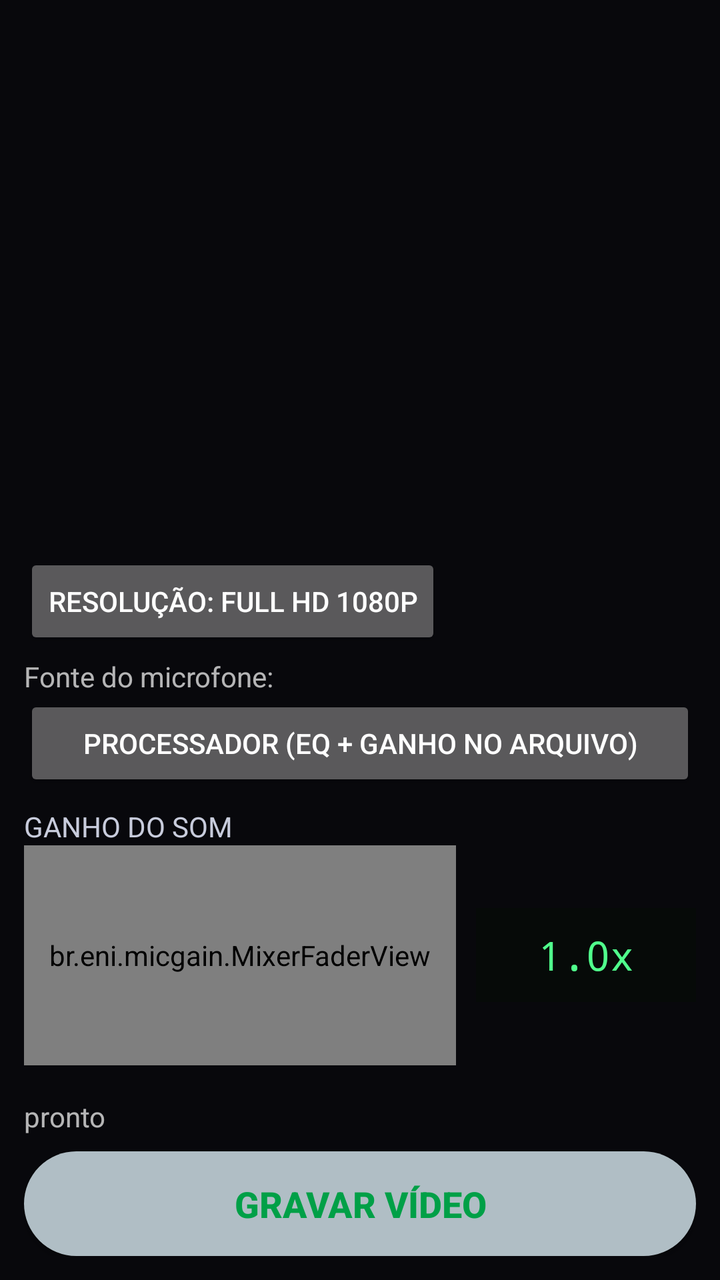
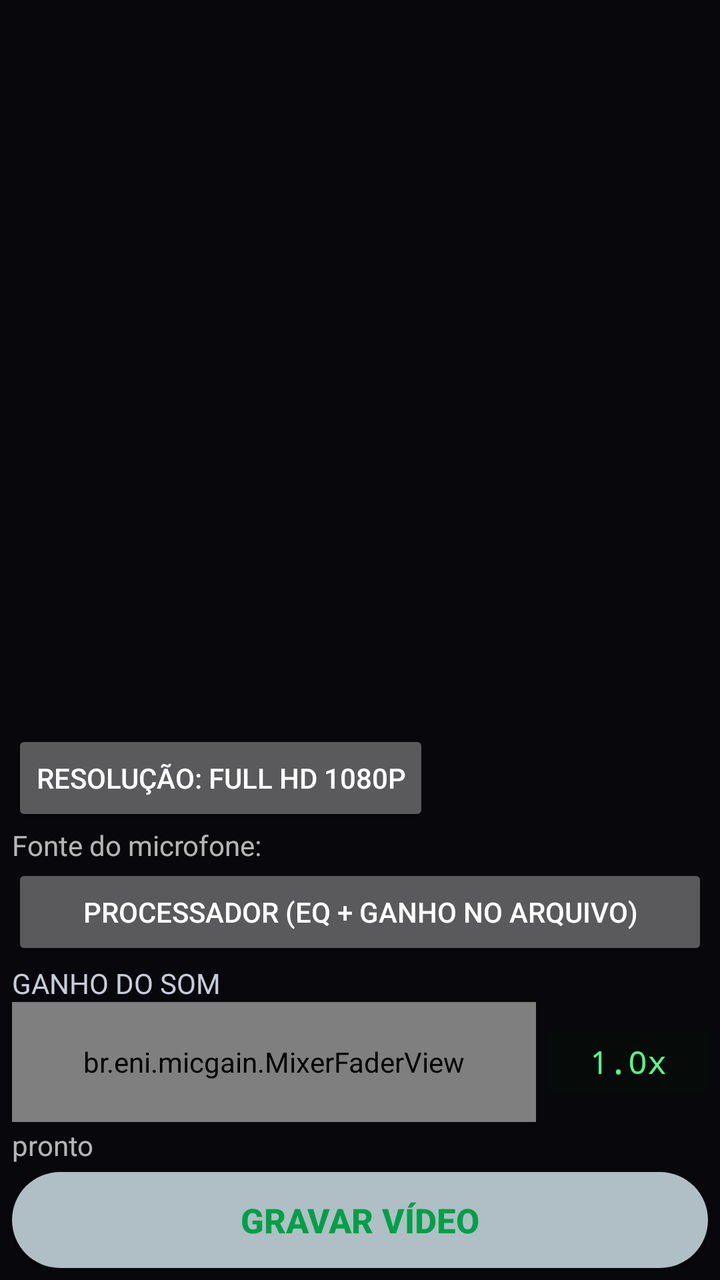

An Android layout rendered at two revisions. The XML below is the earlier revision; the diff shows what the commit changed to produce the second picture.
<!-- AndroidManifest.xml: application theme Theme.AppCompat.NoActionBar -->
<!-- res/layout/activity_main.xml -->
<?xml version="1.0" encoding="utf-8"?>
<LinearLayout xmlns:android="http://schemas.android.com/apk/res/android"
    android:layout_width="match_parent" android:layout_height="match_parent"
    android:orientation="vertical" android:padding="12dp"
    android:keepScreenOn="true"
    android:background="#08080C">
    <TextureView android:id="@+id/tvPreview" android:layout_width="match_parent" android:layout_height="0dp" android:layout_weight="1"/>
    <Button android:id="@+id/btnRes" android:layout_width="wrap_content" android:layout_height="wrap_content"
        android:layout_marginTop="6dp" android:text="Resolução: Full HD 1080p"/>
    <TextView android:layout_width="wrap_content" android:layout_height="wrap_content" android:text="Fonte do microfone:" android:layout_marginTop="4dp"/>
    <Button android:id="@+id/btnFonte" android:layout_width="match_parent" android:layout_height="wrap_content"
        android:text="PROCESSADOR (EQ + ganho no arquivo)"/>
    <TextView android:layout_width="wrap_content" android:layout_height="wrap_content"
        android:text="GANHO DO SOM" android:textColor="#C8CCDC" android:layout_marginTop="8dp"/>
    <LinearLayout android:layout_width="match_parent" android:layout_height="wrap_content"
        android:orientation="horizontal" android:gravity="center_vertical" android:layout_marginBottom="10dp">
        <br.eni.micgain.MixerFaderView android:id="@+id/faderGanho"
            android:layout_width="0dp" android:layout_weight="1" android:layout_height="110dp"/>
        <TextView android:id="@+id/txtGanho" android:layout_width="110dp" android:layout_height="wrap_content"
            android:text="1.0x" android:textColor="#50FF8C" android:background="#060A08"
            android:gravity="center" android:padding="10dp" android:textSize="20sp" android:fontFamily="monospace"
            android:layout_marginStart="10dp"/>
    </LinearLayout>
    <TextView android:id="@+id/txtStatus" android:layout_width="wrap_content" android:layout_height="wrap_content" android:text="pronto" android:layout_marginTop="6dp"/>
    <Button android:id="@+id/btnRec" android:layout_width="match_parent" android:layout_height="wrap_content"
        android:background="@drawable/btn_gravar_prata" android:textColor="#00A047" android:textStyle="bold"
        android:textSize="18sp" android:padding="14dp" android:layout_marginTop="8dp" android:text="GRAVAR VÍDEO"/>
</LinearLayout>
<!-- resources referenced by this layout -->
<resources>
  <!-- drawable btn_gravar_prata (drawable) -->
  <?xml version="1.0" encoding="utf-8"?>
  <shape xmlns:android="http://schemas.android.com/apk/res/android">
      <solid android:color="#B0BEC5"/>
      <corners android:radius="28dp"/>
  </shape>
</resources>

<!-- the commit's change to res/layout/activity_main.xml (unified diff, before → after) -->
@@ -1,28 +1,28 @@
 <?xml version="1.0" encoding="utf-8"?>
 <LinearLayout xmlns:android="http://schemas.android.com/apk/res/android"
     android:layout_width="match_parent" android:layout_height="match_parent"
-    android:orientation="vertical" android:padding="12dp"
+    android:orientation="vertical" android:padding="6dp"
     android:keepScreenOn="true"
     android:background="#08080C">
     <TextureView android:id="@+id/tvPreview" android:layout_width="match_parent" android:layout_height="0dp" android:layout_weight="1"/>
     <Button android:id="@+id/btnRes" android:layout_width="wrap_content" android:layout_height="wrap_content"
-        android:layout_marginTop="6dp" android:text="Resolução: Full HD 1080p"/>
-    <TextView android:layout_width="wrap_content" android:layout_height="wrap_content" android:text="Fonte do microfone:" android:layout_marginTop="4dp"/>
+        android:layout_marginTop="0dp" android:text="Resolução: Full HD 1080p"/>
+    <TextView android:layout_width="wrap_content" android:layout_height="wrap_content" android:text="Fonte do microfone:" android:layout_marginTop="0dp"/>
     <Button android:id="@+id/btnFonte" android:layout_width="match_parent" android:layout_height="wrap_content"
         android:text="PROCESSADOR (EQ + ganho no arquivo)"/>
     <TextView android:layout_width="wrap_content" android:layout_height="wrap_content"
-        android:text="GANHO DO SOM" android:textColor="#C8CCDC" android:layout_marginTop="8dp"/>
+        android:text="GANHO DO SOM" android:textColor="#C8CCDC" android:layout_marginTop="2dp"/>
     <LinearLayout android:layout_width="match_parent" android:layout_height="wrap_content"
-        android:orientation="horizontal" android:gravity="center_vertical" android:layout_marginBottom="10dp">
+        android:orientation="horizontal" android:gravity="center_vertical" android:layout_marginBottom="2dp">
         <br.eni.micgain.MixerFaderView android:id="@+id/faderGanho"
-            android:layout_width="0dp" android:layout_weight="1" android:layout_height="110dp"/>
-        <TextView android:id="@+id/txtGanho" android:layout_width="110dp" android:layout_height="wrap_content"
+            android:layout_width="0dp" android:layout_weight="1" android:layout_height="60dp"/>
+        <TextView android:id="@+id/txtGanho" android:layout_width="80dp" android:layout_height="wrap_content"
             android:text="1.0x" android:textColor="#50FF8C" android:background="#060A08"
-            android:gravity="center" android:padding="10dp" android:textSize="20sp" android:fontFamily="monospace"
-            android:layout_marginStart="10dp"/>
+            android:gravity="center" android:padding="4dp" android:textSize="16sp" android:fontFamily="monospace"
+            android:layout_marginStart="6dp"/>
     </LinearLayout>
-    <TextView android:id="@+id/txtStatus" android:layout_width="wrap_content" android:layout_height="wrap_content" android:text="pronto" android:layout_marginTop="6dp"/>
+    <TextView android:id="@+id/txtStatus" android:layout_width="wrap_content" android:layout_height="wrap_content" android:text="pronto" android:layout_marginTop="0dp"/>
     <Button android:id="@+id/btnRec" android:layout_width="match_parent" android:layout_height="wrap_content"
         android:background="@drawable/btn_gravar_prata" android:textColor="#00A047" android:textStyle="bold"
-        android:textSize="18sp" android:padding="14dp" android:layout_marginTop="8dp" android:text="GRAVAR VÍDEO"/>
+        android:textSize="17sp" android:padding="8dp" android:layout_marginTop="4dp" android:text="GRAVAR VÍDEO"/>
 </LinearLayout>
